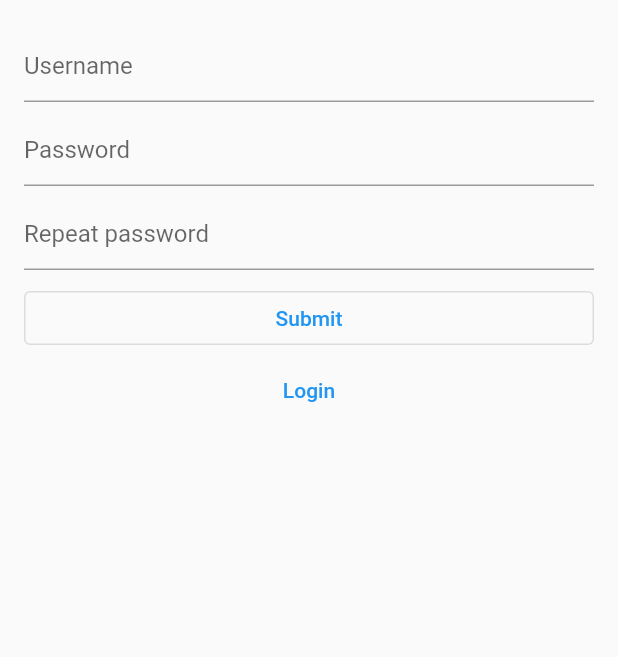
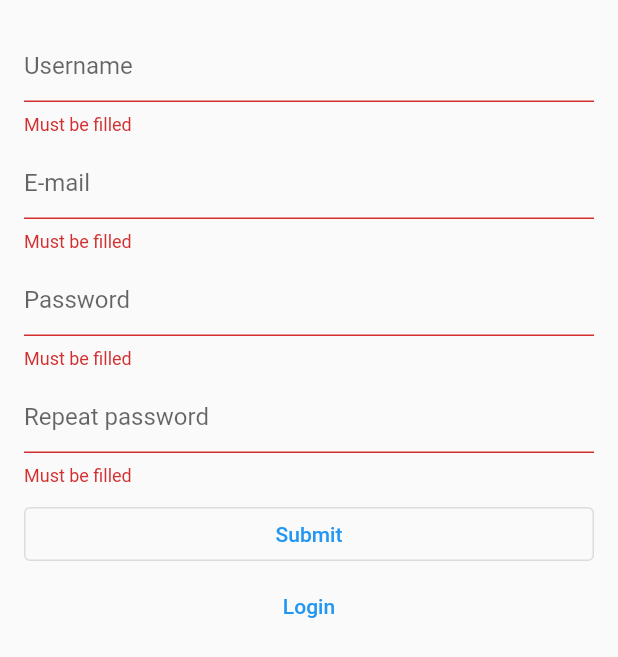
Before and after one commit to iggy228/Photogram, a Flutter app: the Register widget shown alone on an empty page, opened directly with empty values, after a tap on "Submit", on a phone screen of 412 x 824 dp. Shown: the top 657 px of the screen. Run offline on Flutter 3.47's test engine with Material 2 defaults, Android fonts, the phone set to English and light mode, and no system bars; our stand-ins replace firebase_auth, firebase_core; accounts and stored records are empty.

Commit message:
Making validators function for validating username, email and password.

```diff
--- a/lib/screens/auth/register.dart
+++ b/lib/screens/auth/register.dart
@@ -1,4 +1,7 @@
 import 'package:flutter/material.dart';
+import 'package:photo_gram/models/UserId.dart';
+import 'package:photo_gram/services/auth.dart';
+import 'package:photo_gram/shared/validators.dart';
 
 class Register extends StatefulWidget {
 
@@ -12,9 +15,10 @@ class Register extends StatefulWidget {
 
 class _RegisterState extends State<Register> {
 
-  final GlobalKey _formKey = GlobalKey<FormState>();
+  GlobalKey<FormState> _formKey = GlobalKey<FormState>();
 
   String username = '';
+  String email = '';
   String password = '';
   String confirmPassword = '';
 
@@ -29,13 +33,22 @@ class _RegisterState extends State<Register> {
           children: <Widget>[
             // username field
             TextFormField(
+              validator: validateUsername,
               decoration: InputDecoration(hintText: 'Username'),
               onChanged: (String val) => setState(() => username = val),
+            ),
+            SizedBox(height: 8.0),
+            // email field
+            TextFormField(
+              validator: validateEmail,
+              decoration: InputDecoration(hintText: 'E-mail'),
+              onChanged: (String val) => setState(() => email = val),
             ),
             SizedBox(height: 8.0),
             // password field
             TextFormField(
               obscureText: true,
+              validator: validatePassword,
               decoration: InputDecoration(hintText: 'Password'),
               onChanged: (String val) => setState(() => password = val),
             ),
@@ -43,16 +56,24 @@ class _RegisterState extends State<Register> {
             // confirm password field
             TextFormField(
               obscureText: true,
+              validator: validatePassword,
               decoration: InputDecoration(hintText: 'Repeat password'),
               onChanged: (String val) => setState(() => confirmPassword = val),
             ),
             SizedBox(height: 8.0),
             OutlinedButton(
-              onPressed: () {},
+              onPressed: () async {
+                if (_formKey.currentState!.validate()) {
+                  if (password != confirmPassword) return;
+
+                  UserId? userId = await AuthService().register(email, password);
+                  print(userId);
+                }
+              },
               child: Text('Submit'),
             ),
             TextButton(
-              onPressed: () {},
+              onPressed: widget.showLoginHandler,
               child: Text('Login'),
             ),
           ],
--- /dev/null
+++ b/lib/shared/validators.dart
@@ -0,0 +1,39 @@
+/// return null if is it all right else String with message
+String? validateUsername(String? val) {
+  if (val == null || val.isEmpty) {
+    return 'Must be filled';
+  }
+  if (val.length < 4) {
+    return 'Your username must have 4+ chars.';
+  }
+  return null;
+}
+
+/// return null if is it all right else String with message
+String? validatePassword(String? val) {
+  if (val == null || val.isEmpty) {
+    return 'Must be filled';
+  }
+  bool isCorrect = RegExp(r'^(?=.*\d)(?=.*[a-zA-Z]).{6,}$').hasMatch(val);
+
+  if (isCorrect) {
+    return null;
+  }
+
+  if (val.length < 6) {
+    return 'Your password must be long 6+ chars';
+  }
+  return 'Your password must contain letter and number';
+}
+
+String? validateEmail(String? val) {
+  if (val == null || val.isEmpty) {
+    return 'Must be filled';
+  }
+  bool isCorrect = RegExp(r'(\w|\.)+@(\w|-)+\.(\w|\.){2,}').hasMatch(val);
+
+  if (isCorrect) {
+    return null;
+  }
+  return 'Incorrect email form';
+}
```
Also changed, not shown: pubspec.yaml (+3 -10 lines), pubspec.lock.
